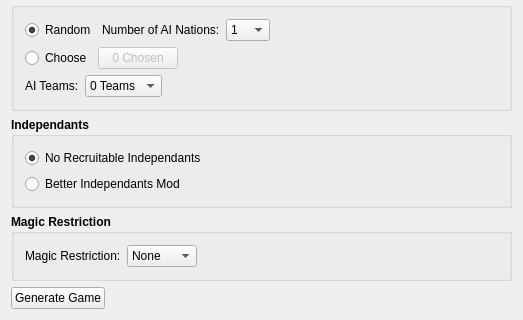
Above: dom3ai.ui from larzm42/Dom-3-AI before the change; both pictures show x 0 to 523 and y 343 to 663 of the 523 by 663 pixel window. Below: the same form after it.
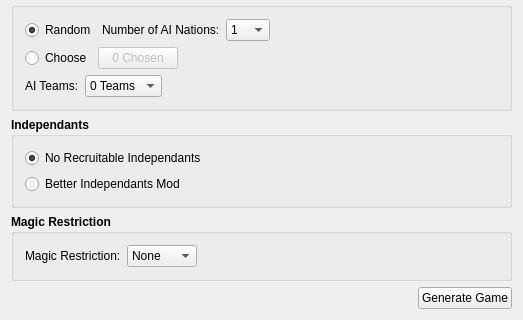
That is the form after the change.

```diff
--- a/dom3ai.ui
+++ b/dom3ai.ui
@@ -710,13 +710,6 @@
    </item>
    <item>
     <layout class="QHBoxLayout" name="horizontalLayout_11">
-     <item>
-      <widget class="QPushButton" name="generateGameButton">
-       <property name="text">
-        <string>Generate Game</string>
-       </property>
-      </widget>
-     </item>
      <item>
       <spacer name="horizontalSpacer_7">
        <property name="orientation">
@@ -730,6 +723,13 @@
        </property>
       </spacer>
      </item>
+     <item>
+      <widget class="QPushButton" name="generateGameButton">
+       <property name="text">
+        <string>Generate Game</string>
+       </property>
+      </widget>
+     </item>
     </layout>
    </item>
   </layout>
```
